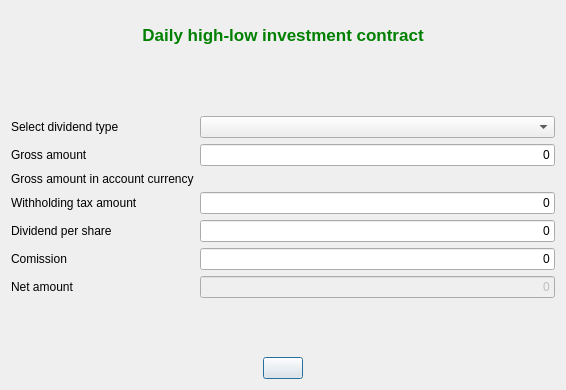
Above: xulpymoney/ui/frmHlContractAdd.ui from turulomio/xulpymoney before the change. Below: the same form after it.
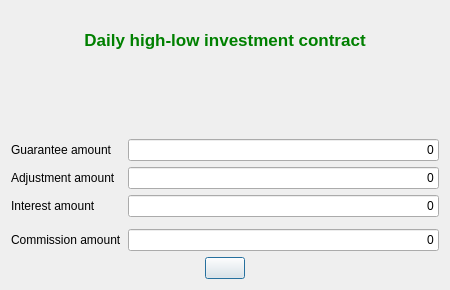
That is the form after the change. Icons and pictures are not drawn. Custom widgets are drawn as their Qt base class.

Commit message: Added HL concepts to sql script. Improved HLReports ui.

```diff
--- a/xulpymoney/ui/frmHlContractAdd.ui
+++ b/xulpymoney/ui/frmHlContractAdd.ui
@@ -9,8 +9,8 @@
    <rect>
     <x>0</x>
     <y>0</y>
-    <width>566</width>
-    <height>390</height>
+    <width>450</width>
+    <height>290</height>
    </rect>
   </property>
   <property name="windowTitle">
@@ -84,24 +84,53 @@
        <item row="0" column="0">
         <widget class="QLabel" name="label">
          <property name="text">
-          <string>Select dividend type</string>
+          <string>Guarantee amount</string>
          </property>
         </widget>
        </item>
        <item row="0" column="1">
-        <widget class="QComboBox" name="cmb">
+        <widget class="myQLineEdit" name="txtGuarantee">
          <property name="sizePolicy">
           <sizepolicy hsizetype="Expanding" vsizetype="Fixed">
            <horstretch>0</horstretch>
            <verstretch>0</verstretch>
           </sizepolicy>
+         </property>
+         <property name="text">
+          <string>0</string>
+         </property>
+         <property name="alignment">
+          <set>Qt::AlignRight|Qt::AlignTrailing|Qt::AlignVCenter</set>
+         </property>
+        </widget>
+       </item>
+       <item row="1" column="0">
+        <widget class="QLabel" name="lblLiquido_7">
+         <property name="text">
+          <string>Adjustment amount</string>
+         </property>
+        </widget>
+       </item>
+       <item row="1" column="1">
+        <widget class="myQLineEdit" name="txtAdjustment">
+         <property name="sizePolicy">
+          <sizepolicy hsizetype="Expanding" vsizetype="Fixed">
+           <horstretch>0</horstretch>
+           <verstretch>0</verstretch>
+          </sizepolicy>
+         </property>
+         <property name="text">
+          <string>0</string>
+         </property>
+         <property name="alignment">
+          <set>Qt::AlignRight|Qt::AlignTrailing|Qt::AlignVCenter</set>
          </property>
         </widget>
        </item>
        <item row="2" column="0">
         <widget class="QLabel" name="lblGross">
          <property name="text">
-          <string>Gross amount</string>
+          <string>Interest amount</string>
          </property>
         </widget>
        </item>
@@ -121,71 +150,18 @@
          </property>
         </widget>
        </item>
-       <item row="3" column="0">
-        <widget class="QLabel" name="lblGrossAccount">
-         <property name="text">
-          <string>Gross amount in account currency</string>
-         </property>
-        </widget>
-       </item>
        <item row="3" column="1">
         <widget class="wdgCurrencyConversion" name="wdgCurrencyConversion" native="true"/>
        </item>
        <item row="4" column="0">
-        <widget class="QLabel" name="lblLiquido_4">
-         <property name="text">
-          <string>Withholding tax amount</string>
-         </property>
-        </widget>
-       </item>
-       <item row="4" column="1">
-        <widget class="myQLineEdit" name="txtRetencion">
-         <property name="sizePolicy">
-          <sizepolicy hsizetype="Expanding" vsizetype="Fixed">
-           <horstretch>0</horstretch>
-           <verstretch>0</verstretch>
-          </sizepolicy>
-         </property>
-         <property name="text">
-          <string>0</string>
-         </property>
-         <property name="alignment">
-          <set>Qt::AlignRight|Qt::AlignTrailing|Qt::AlignVCenter</set>
-         </property>
-        </widget>
-       </item>
-       <item row="5" column="0">
-        <widget class="QLabel" name="lblLiquido_5">
-         <property name="text">
-          <string>Dividend per share</string>
-         </property>
-        </widget>
-       </item>
-       <item row="5" column="1">
-        <widget class="myQLineEdit" name="txtDPA">
-         <property name="sizePolicy">
-          <sizepolicy hsizetype="Expanding" vsizetype="Fixed">
-           <horstretch>0</horstretch>
-           <verstretch>0</verstretch>
-          </sizepolicy>
-         </property>
-         <property name="text">
-          <string>0</string>
-         </property>
-         <property name="alignment">
-          <set>Qt::AlignRight|Qt::AlignTrailing|Qt::AlignVCenter</set>
-         </property>
-        </widget>
-       </item>
-       <item row="6" column="0">
         <widget class="QLabel" name="lblLiquido">
          <property name="text">
-          <string>Comission</string>
+          <string>Commission amount</string>
          </property>
         </widget>
        </item>
-       <item row="6" column="1">
-        <widget class="myQLineEdit" name="txtComision">
+       <item row="4" column="1">
+        <widget class="myQLineEdit" name="txtCommission">
          <property name="sizePolicy">
           <sizepolicy hsizetype="Expanding" vsizetype="Fixed">
            <horstretch>0</horstretch>
@@ -200,47 +176,8 @@
          </property>
         </widget>
        </item>
-       <item row="7" column="0">
-        <widget class="QLabel" name="lblLiquido_7">
-         <property name="text">
-          <string>Net amount</string>
-         </property>
-        </widget>
-       </item>
-       <item row="7" column="1">
-        <widget class="myQLineEdit" name="txtNeto">
-         <property name="enabled">
-          <bool>false</bool>
-         </property>
-         <property name="sizePolicy">
-          <sizepolicy hsizetype="Expanding" vsizetype="Fixed">
-           <horstretch>0</horstretch>
-           <verstretch>0</verstretch>
-          </sizepolicy>
-         </property>
-         <property name="text">
-          <string>0</string>
-         </property>
-         <property name="alignment">
-          <set>Qt::AlignRight|Qt::AlignTrailing|Qt::AlignVCenter</set>
-         </property>
-         <property name="readOnly">
-          <bool>true</bool>
-         </property>
-        </widget>
-       </item>
       </layout>
      </item>
-     <item>
-      <widget class="QLabel" name="lblTPC">
-       <property name="text">
-        <string/>
-       </property>
-       <property name="alignment">
-        <set>Qt::AlignCenter</set>
-       </property>
-      </widget>
-     </item>
      <item>
       <layout class="QHBoxLayout" name="horizontalLayout_2">
        <item>
```
Left out of the diff: 10 changed lines with no effect on the pictures. The commit also changes 3 other files.
